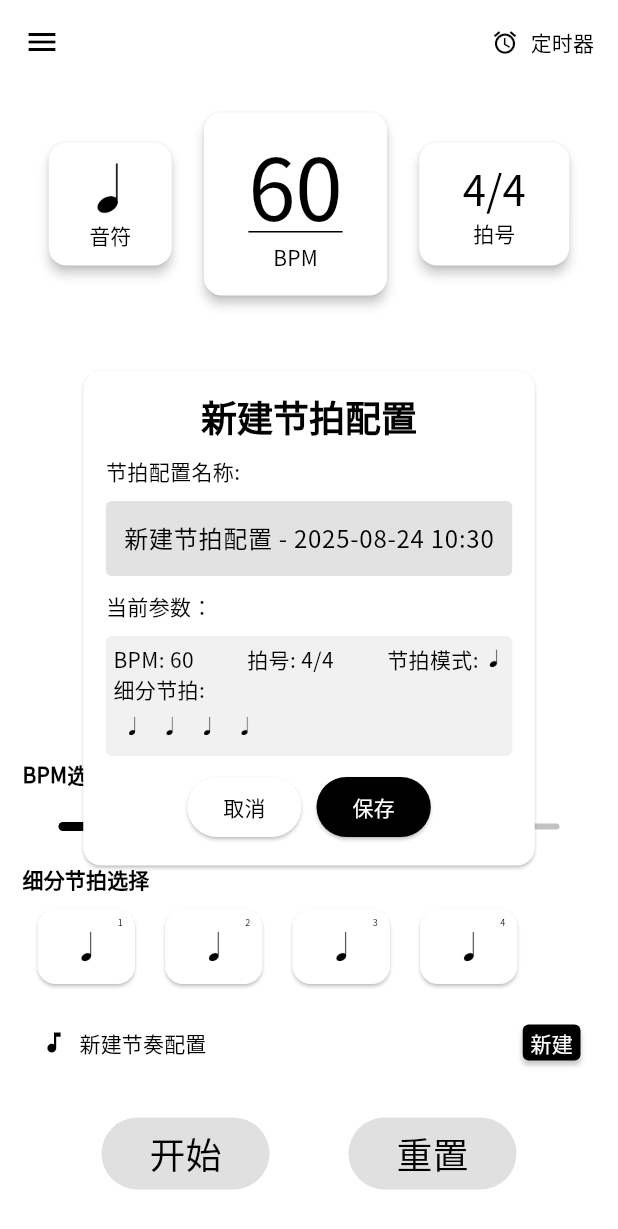
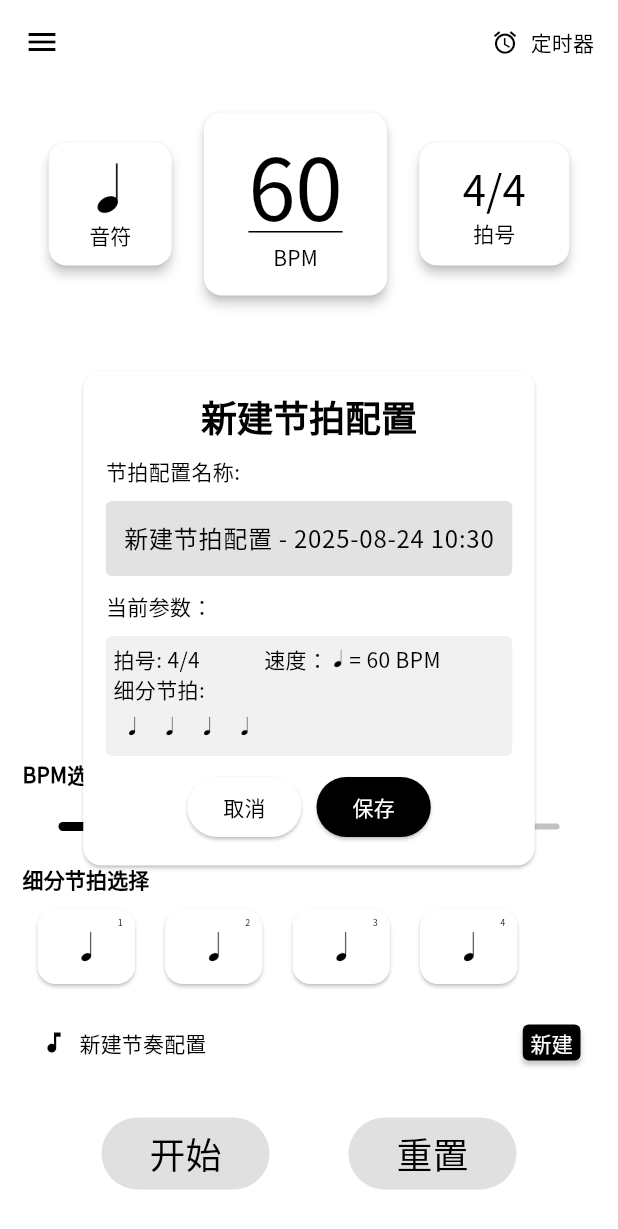
Before and after one commit to drummerHongLin/metronome, a Flutter app: the MainScreen screen opened by its route, after a tap on "新建", on a phone screen of 412 x 824 dp. Shown: the top 1229 px of the screen. Run offline on Flutter 3.47's test engine with Material 3 defaults, Android fonts, the phone set to English and light mode, and no system bars; drawn by our look-alikes of syncfusion_flutter_sliders; our stand-ins replace connectivity_plus, dio, freezed_annotation, go_router, google_fonts, image_picker and 5 more; missing offline and left inert: gpt_markdown, wheel_picker; accounts and stored records are empty; network calls fail.

Commit message:
同上一次commit

```diff
--- a/lib/repo/auth_repo.dart
+++ b/lib/repo/auth_repo.dart
@@ -1,3 +1,6 @@
+import 'dart:async';
+
+import 'package:connectivity_plus/connectivity_plus.dart';
 import 'package:dio/dio.dart';
 import 'package:flutter/material.dart';
 import 'package:flutter_metronome/repo/model/user.dart';
@@ -11,18 +14,37 @@ import 'package:image_picker/image_picker.dart';
 class AuthRepo extends ChangeNotifier {
   final SharedPreferencesService _preferencesService;
   final UserService _userClient;
-
+  late final StreamSubscription<List<ConnectivityResult>> subscription;
   AuthRepo({
     required SharedPreferencesService preferencesService,
     required UserService userService,
   }) : _userClient = userService,
-       _preferencesService = preferencesService;
-
+       _preferencesService = preferencesService {
+    subscription = Connectivity().onConnectivityChanged.listen(listenConnectChange);
+  }
 
   bool get isLoggedIn {
-    if (_preferencesService.isLoggedIn) return true;
+    if (_preferencesService.isLoggedIn && isConnected ) return true;
     //fetchLocalToken();
     return false;
+  }
+
+  bool isConnected = true;
+
+  void listenConnectChange(List<ConnectivityResult> result) {
+    if (result.contains(ConnectivityResult.mobile) ||
+        result.contains(ConnectivityResult.wifi)) {
+      isConnected = true;
+    } else {
+      isConnected = false;
+    }
+    notifyListeners();
+  }
+
+  @override
+  dispose(){
+    subscription.cancel();
+    super.dispose();
   }
 
   set token(TokenInfo? v) {
@@ -30,7 +52,6 @@ class AuthRepo extends ChangeNotifier {
     _preferencesService.saveLoginToken(v);
     notifyListeners();
   }
-
 
   Future<Result<void>> changePassword(
     String newPassword,
--- a/lib/ui/auth/profile/profile_screen.dart
+++ b/lib/ui/auth/profile/profile_screen.dart
@@ -31,7 +31,7 @@ class _ProfileScreenState extends State<ProfileScreen> {
         child: Card(
           color:  Theme.of(context).colorScheme.primaryContainer,
           child: Padding(
-            padding: EdgeInsets.all(24),
+            padding: EdgeInsets.all(12),
             child: ListenableBuilder(
               listenable: widget.viewmodel.loadUserInfo,
               builder: (context, c) {
--- a/lib/ui/config_his/config_his_panel.dart
+++ b/lib/ui/config_his/config_his_panel.dart
@@ -154,9 +154,8 @@ class _ConfigTile extends StatelessWidget {
                   Row(
                     mainAxisSize: MainAxisSize.min,
                     children: [
-                      Text("${configInfo.bpm} BPM"),
                       Text(
-                        " · ${configInfo.beatNum}/${configInfo.beatNote} · ",
+                        "  ${configInfo.beatNum}/${configInfo.beatNote} ·",
                       ),
                       Image.asset(
                         configInfo.referenceBeat.path,
@@ -164,6 +163,9 @@ class _ConfigTile extends StatelessWidget {
                         fit: BoxFit.scaleDown,
                          color: Theme.of(context).colorScheme.onSurface
                       ),
+                      Text(" = ${configInfo.bpm} BPM"),
+
+
                     ],
                   ),
                   Text(configInfo.createTime, style: TextStyle(fontSize: 10)),
--- a/lib/ui/config_his/create_config_panel.dart
+++ b/lib/ui/config_his/create_config_panel.dart
@@ -77,19 +77,19 @@ class _CreateConfigPanelState extends State<CreateConfigPanel> {
                     children: [
                       Row(
                         children: [
-                          Text("BPM: ${widget.configInfo.bpm}"),
-                          Spacer(),
                           Text(
                             "拍号: ${widget.configInfo.beatNum}/${widget.configInfo.beatNote}",
                           ),
                           Spacer(),
-                          Text("节拍模式: "),
+                          Text("速度："),
                           Image.asset(
                             widget.configInfo.referenceBeat.path,
                             height: 14,
                             fit: BoxFit.scaleDown,
                             color: Theme.of(context).colorScheme.onSurface,
                           ),
+                          Text("= ${widget.configInfo.bpm} BPM"),
+                          Spacer(),
                         ],
                       ),
                       Text("细分节拍: "),
--- a/lib/ui/drawer/custom_drawer.dart
+++ b/lib/ui/drawer/custom_drawer.dart
@@ -3,6 +3,7 @@ import 'package:flutter_metronome/route/routes.dart';
 import 'package:flutter_metronome/ui/drawer/view_models/user_view_model.dart';
 import 'package:flutter_metronome/ui/drawer/widgets/jinghong_info.dart';
 import 'package:flutter_metronome/ui/drawer/widgets/sponsorship_info.dart';
+import 'package:flutter_metronome/ui/drawer/widgets/user_panel.dart';
 import 'package:flutter_metronome/ui/drawer/widgets/version_info.dart';
 import 'package:flutter_metronome/ui/utils/circle_img.dart';
 import 'package:flutter_metronome/ui/utils/popuprouter_wrapper.dart';
@@ -74,39 +75,31 @@ class _CustomDrawerState extends State<CustomDrawer> {
             listenable: widget.viewmodel.loadUserInfo,
             builder: (ctx, child) {
               if (widget.viewmodel.loadUserInfo.running) {
-                    return SizedBox(
-                      height: 40,
-                      child: CircularProgressIndicator(),
-                    );
+                return SizedBox(height: 40, child: CircularProgressIndicator());
               }
               return child!;
             },
             child: ValueListenableBuilder(
               valueListenable: widget.viewmodel.userInfo,
               builder: (ctx, userInfo, c) {
-                    final avatarUrl =
-                        userInfo == null
+                final avatarUrl = userInfo == null
                     ? 'https://ai-tang.oss-cn-shanghai.aliyuncs.com/jinghong/%E6%9C%AA%E7%99%BB%E5%BD%95.png'
                     : 'https://www.honghouse.cn/api/v1/users/${userInfo.username}/get-avatar';
                 final nickName = userInfo?.nickname ?? '未登录';
-                    final operationIcon =
-                        userInfo == null
+                final operationIcon = userInfo == null
                     ? Icons.login_outlined
                     : Icons.logout_outlined;
-                    final operation =
-                        userInfo == null
+                final operation = userInfo == null
                     ? () {
                         context
                             .push(Routes.login)
                             .then(
-                                    (_) =>
-                                        widget.viewmodel.loadUserInfo.execute(),
+                              (_) => widget.viewmodel.loadUserInfo.execute(),
                             );
                       }
                     : widget.viewmodel.logout;
 
-                    final headers =
-                        userInfo == null
+                final headers = userInfo == null
                     ? null
                     : <String, String>{
                         "Authorization": "Bearer ${userInfo.token}",
@@ -134,57 +127,3 @@ class _CustomDrawerState extends State<CustomDrawer> {
     );
   }
 }
-
-
-
-
-
-
-class UserPanel extends StatelessWidget {
-  final String avatarUrl;
-  final String nickname;
-  final IconData operationIcon;
-  final VoidCallback operation;
-  final VoidCallback profileWindow;
-  final Map<String, String>? headers;
-
-  const UserPanel({
-    super.key,
-    required this.avatarUrl,
-    required this.nickname,
-    required this.operationIcon,
-    required this.operation,
-    required this.headers, required this.profileWindow,
-  });
-
-  @override
-  Widget build(BuildContext context) {
-    return Padding(
-      padding: EdgeInsets.symmetric(horizontal: 8),
-      child: Row(
-        crossAxisAlignment: CrossAxisAlignment.center,
-        mainAxisAlignment: MainAxisAlignment.spaceBetween,
-        children: [
-          InkWell(
-            onTap: profileWindow,
-            child:      CircleNetImg(
-            imgUrl: avatarUrl,
-            imgSize: Size(35, 35),
-            headers: headers,
-          )
-
-          )
-
-          ,
-          Text(
-            nickname,
-            style: Theme.of(
-              context,
-            ).textTheme.headlineSmall?.copyWith(fontSize: 20),
-          ),
-          IconButton(onPressed: operation, icon: Icon(operationIcon, size: 30)),
-        ],
-      ),
-    );
-  }
-}
--- /dev/null
+++ b/lib/ui/drawer/widgets/user_panel.dart
@@ -0,0 +1,53 @@
+
+
+import 'package:flutter/material.dart';
+import 'package:flutter_metronome/ui/utils/circle_img.dart';
+
+class UserPanel extends StatelessWidget {
+  final String avatarUrl;
+  final String nickname;
+  final IconData operationIcon;
+  final VoidCallback operation;
+  final VoidCallback profileWindow;
+  final Map<String, String>? headers;
+
+  const UserPanel({
+    super.key,
+    required this.avatarUrl,
+    required this.nickname,
+    required this.operationIcon,
+    required this.operation,
+    required this.headers, required this.profileWindow,
+  });
+
+  @override
+  Widget build(BuildContext context) {
+    return Padding(
+      padding: EdgeInsets.symmetric(horizontal: 8),
+      child: Row(
+        crossAxisAlignment: CrossAxisAlignment.center,
+        mainAxisAlignment: MainAxisAlignment.spaceBetween,
+        children: [
+          InkWell(
+            onTap: profileWindow,
+            child:      CircleNetImg(
+            imgUrl: avatarUrl,
+            imgSize: Size(35, 35),
+            headers: headers,
+          )
+
+          )
+
+          ,
+          Text(
+            nickname,
+            style: Theme.of(
+              context,
+            ).textTheme.headlineSmall?.copyWith(fontSize: 20),
+          ),
+          IconButton(onPressed: operation, icon: Icon(operationIcon, size: 30)),
+        ],
+      ),
+    );
+  }
+}
--- a/lib/ui/main_screen.dart
+++ b/lib/ui/main_screen.dart
@@ -69,6 +69,7 @@ class _MainScreenState extends State<MainScreen> with TickerProviderStateMixin {
       DefaultData.referenceBeat,
       [BeatType.A, BeatType.A, BeatType.A, BeatType.A],
     );
+    widget.viewModel.changePlayer() ;
     beatController.duration = Duration(
       milliseconds: widget.viewModel.duration * widget.viewModel.beatNum,
     );
--- a/lib/ui/overlay/widgets/custom_input.dart
+++ b/lib/ui/overlay/widgets/custom_input.dart
@@ -128,6 +128,7 @@ class _CustomInputState extends State<CustomInput> {
                                 _controller.text = widget.bpm.toString();
                               }
                             },
+                            onChanged: (value) => _onvalueChange(int.parse(value)),
                           ),
                         ),
                         Column(
--- a/pubspec.yaml
+++ b/pubspec.yaml
@@ -27,6 +27,7 @@ dependencies:
   freezed_annotation: ^3.0.0
   image_picker: ^1.1.2
   sqflite: ^2.4.2
+  connectivity_plus: ^6.1.5
 
 dev_dependencies:
   flutter_test:
```
Also changed, not shown: lib/dependency/initiate_app.dart (+38 -6 lines), lib/service/services/api/jinghong_api.dart (+8 -5 lines), lib/ui/auth/forget_password/forget_screen.dart (+7 -7 lines), lib/ui/auth/login/login_screen.dart (+6 -7 lines), lib/ui/auth/register/register_screen.dart (+9 -9 lines), lib/ui/main_screen_view_model.dart (+6 -6 lines), pubspec.lock, 10 other files. Lines whose indentation alone changed are shown as unchanged.
